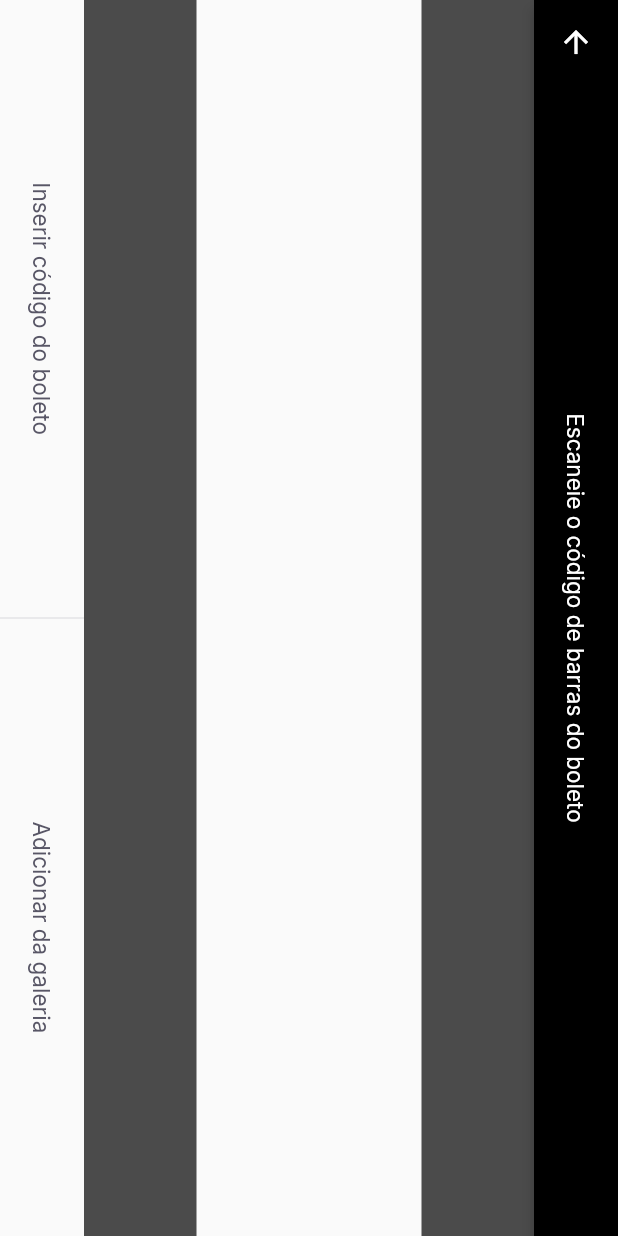
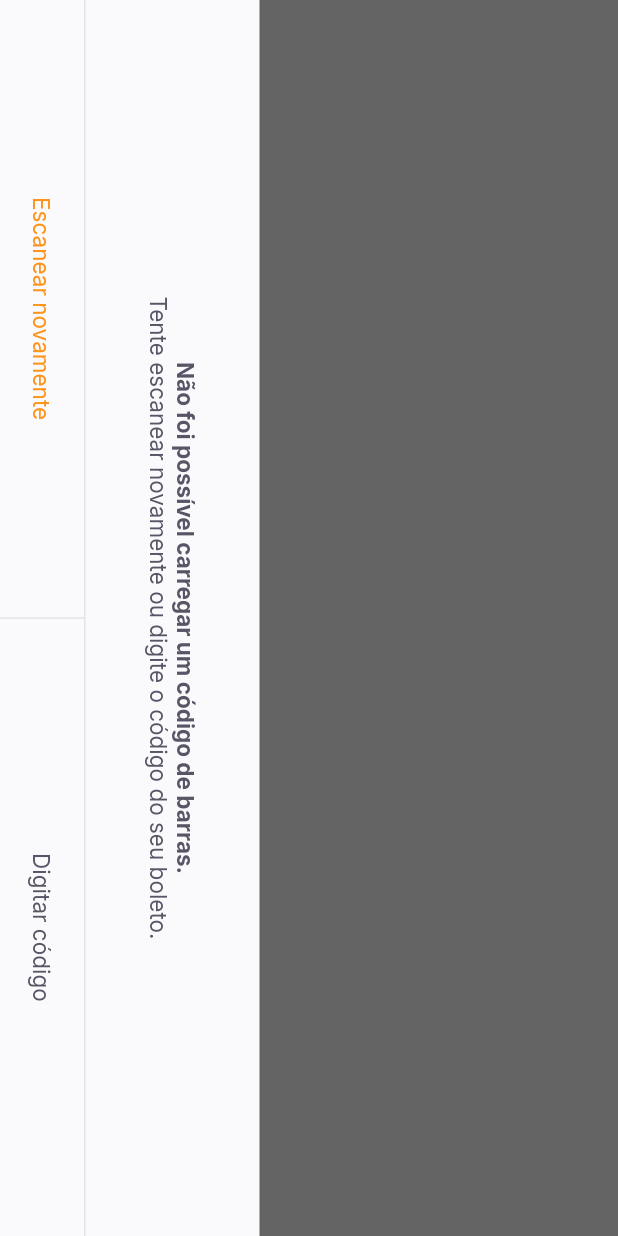
Before and after one commit to Dark3088/pay_flow, a Flutter app: the BarCodeScannerPage screen opened by its route, on a phone screen of 412 x 824 dp. Run offline on Flutter 3.47's test engine with Material 2 defaults, Android fonts, the phone set to English and light mode, and no system bars; our stand-ins replace firebase_core, google_fonts, google_sign_in, shared_preferences; missing offline and left inert: dart:ffi; accounts and stored records are empty.

Commit message:
Added Bottom Sheet

```diff
--- a/lib/app_widget.dart
+++ b/lib/app_widget.dart
@@ -1,4 +1,5 @@
 import 'package:flutter/material.dart';
+import 'package:flutter/services.dart';
 import 'package:flutter/widgets.dart';
 import 'package:pay_flow/modules/barcode_scanner/barcode_scanner_page.dart';
 import 'package:pay_flow/modules/home/home_page.dart';
@@ -7,6 +8,14 @@ import 'modules/login/login_page.dart';
 import 'modules/splash/splash_page.dart';
 
 class AppWidget extends StatelessWidget {
+
+  AppWidget(){
+    SystemChrome.setPreferredOrientations([
+      DeviceOrientation.portraitDown,
+      DeviceOrientation.portraitUp
+    ]);
+  }
+
   @override
   Widget build(BuildContext context) {
     return MaterialApp(
--- a/lib/modules/barcode_scanner/barcode_scanner_page.dart
+++ b/lib/modules/barcode_scanner/barcode_scanner_page.dart
@@ -1,6 +1,7 @@
 import 'package:flutter/material.dart';
 import 'package:pay_flow/shared/themes/app_colors.dart';
 import 'package:pay_flow/shared/themes/app_text_styles.dart';
+import 'package:pay_flow/shared/widgets/bottom_sheet/bottom_sheet_widget.dart';
 import 'package:pay_flow/shared/widgets/buttons_set/buttons_set_label.dart';
 import 'package:pay_flow/shared/widgets/divider_vertical/divider_vertical_widget.dart';
 import 'package:pay_flow/shared/widgets/label_button/label_button.dart';
@@ -15,6 +16,14 @@ class BarCodeScannerPage extends StatefulWidget {
 class _BarCodeScannerPageState extends State<BarCodeScannerPage> {
   @override
   Widget build(BuildContext context) {
+    return BottomSheetWidget(
+      title: "Não foi possível carregar um código de barras.",
+      subTitle: "Tente escanear novamente ou digite o código do seu boleto.",
+      primaryLabel: "Escanear novamente",
+      primaryOnTap: () {},
+      secondaryLabel: "Digitar código",
+      secondaryOnTap: () {},
+    );
     return SafeArea(
       top: true,
       bottom: true,
--- /dev/null
+++ b/lib/shared/widgets/bottom_sheet/bottom_sheet_widget.dart
@@ -0,0 +1,75 @@
+import 'package:flutter/material.dart';
+import 'package:pay_flow/shared/themes/app_colors.dart';
+import 'package:pay_flow/shared/themes/app_text_styles.dart';
+import 'package:pay_flow/shared/widgets/buttons_set/buttons_set_label.dart';
+
+class BottomSheetWidget extends StatelessWidget {
+  final primaryLabel;
+  final secondaryLabel;
+
+  final VoidCallback primaryOnTap;
+  final VoidCallback secondaryOnTap;
+
+  final String title;
+  final String subTitle;
+
+  const BottomSheetWidget({
+    Key? key,
+    required this.primaryLabel,
+    required this.secondaryLabel,
+    required this.primaryOnTap,
+    required this.secondaryOnTap,
+    required this.title,
+    required this.subTitle,
+  }) : super(key: key);
+
+  @override
+  Widget build(BuildContext context) {
+    return SafeArea(
+      child: RotatedBox(
+        quarterTurns: 1,
+        child: Material(
+          child: Container(
+            color: AppColors.shape,
+            child: Column(
+              children: [
+                Expanded(
+                    child: Container(
+                  color: Colors.black.withOpacity(0.6),
+                )),
+                Column(
+                  children: [
+                    Padding(
+                      padding: const EdgeInsets.all(40),
+                      child: Text.rich(
+                          TextSpan(
+                              text: title,
+                              style: TextStyles.buttonBoldHeading,
+                              children: [
+                                TextSpan(
+                                  text: "\n$subTitle",
+                                  style: TextStyles.buttonHeading,
+                                )
+                              ]),
+                          textAlign: TextAlign.center),
+                    ),
+                    Container(
+                      height: 1,
+                      color: AppColors.stroke,
+                    ),
+                    ButtonsSetLabel(
+                        enablePrimaryColor: true,
+                        primaryLabel: primaryLabel,
+                        secondaryLabel: secondaryLabel,
+                        primaryOnTap: primaryOnTap,
+                        secondaryOnTap: secondaryOnTap)
+                  ],
+                ),
+              ],
+            ),
+          ),
+        ),
+      ),
+    );
+  }
+}
--- a/lib/shared/widgets/buttons_set/buttons_set_label.dart
+++ b/lib/shared/widgets/buttons_set/buttons_set_label.dart
@@ -1,4 +1,7 @@
+import 'dart:ffi';
+
 import 'package:flutter/material.dart';
+import 'package:pay_flow/shared/themes/app_text_styles.dart';
 import 'package:pay_flow/shared/widgets/divider_vertical/divider_vertical_widget.dart';
 import 'package:pay_flow/shared/widgets/label_button/label_button.dart';
 
@@ -9,12 +12,15 @@ class ButtonsSetLabel extends StatelessWidget {
   final VoidCallback primaryOnTap;
   final VoidCallback secondaryOnTap;
 
+  final bool enablePrimaryColor;
+
   const ButtonsSetLabel(
       {Key? key,
       required this.primaryLabel,
       required this.secondaryLabel,
       required this.primaryOnTap,
-      required this.secondaryOnTap})
+      required this.secondaryOnTap,
+      this.enablePrimaryColor = false})
       : super(key: key);
 
   @override
@@ -24,11 +30,15 @@ class ButtonsSetLabel extends StatelessWidget {
       child: Row(
         children: [
           Expanded(
-              child: LabelButton(label: primaryLabel, onTap: primaryOnTap)),
+              child: LabelButton(
+                  label: primaryLabel,
+                  onTap: primaryOnTap,
+                  style: enablePrimaryColor
+                      ? TextStyles.buttonPrimary
+                      : null)),
           DividerVerticalWidget(),
           Expanded(
-              child:
-                  LabelButton(label: secondaryLabel, onTap: secondaryOnTap)),
+              child: LabelButton(label: secondaryLabel, onTap: secondaryOnTap)),
         ],
       ),
     );
--- a/lib/shared/widgets/label_button/label_button.dart
+++ b/lib/shared/widgets/label_button/label_button.dart
@@ -4,7 +4,12 @@ import 'package:pay_flow/shared/themes/app_text_styles.dart';
 class LabelButton extends StatelessWidget {
   final String label;
   final VoidCallback onTap;
-  const LabelButton({Key? key, required this.label, required this.onTap}) : super(key: key);
+  final TextStyle? style;
+  const LabelButton({
+    Key? key,
+    required this.label,
+    required this.onTap,
+    this.style}) : super(key: key);
 
   @override
   Widget build(BuildContext context) {
@@ -12,7 +17,7 @@ class LabelButton extends StatelessWidget {
       height: 56,
       child: TextButton(
           onPressed: onTap,
-          child: Text(label, style: TextStyles.buttonHeading)
+          child: Text(label, style: style ?? TextStyles.buttonHeading)
       ),
     );
   }
```
Also changed, not shown: 2 other files.
